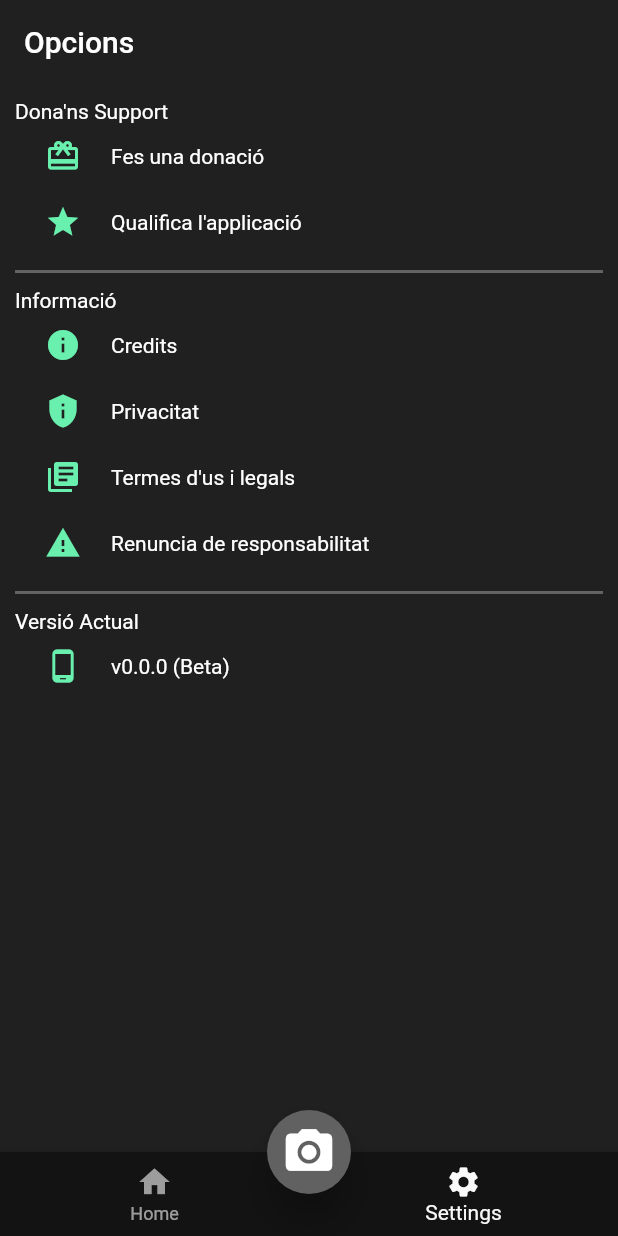
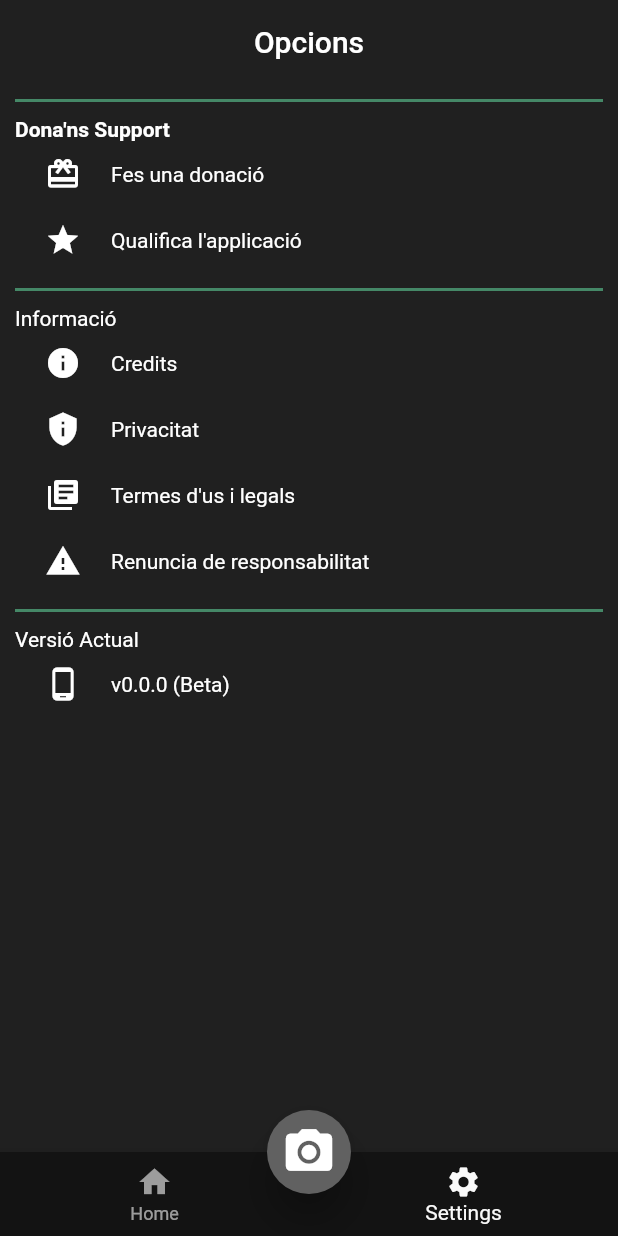
Before and after one commit to erikbg7/Boletify, a Flutter app: the screen it shows after launch, item 2 of the bottom bar chosen, on a phone screen of 412 x 824 dp. Run offline on Flutter 3.47's test engine with Material 2 defaults, Android fonts, the phone set to English and light mode, and no system bars; our stand-ins replace bloc, cloud_firestore, equatable, firebase_core, flutter_bloc, image_picker; missing offline and left inert: tflite; accounts and stored records are empty.

Commit message:
Style fixes in settings :recycle:

```diff
--- a/lib/screens/settings/settings_screen.dart
+++ b/lib/screens/settings/settings_screen.dart
@@ -22,7 +22,7 @@ class SettingItem extends StatelessWidget {
         child: Row(
           children: [
             SizedBox(width: 20),
-            Icon(item.icon, color: Colors.greenAccent),
+            Icon(item.icon),
             SizedBox(width: 20),
             Text(item.text),
           ],
@@ -38,7 +38,7 @@ class SettingsSplitter extends StatelessWidget {
     return Container(
         width: double.infinity,
         height: 2,
-        color: Colors.white30,
+        color: Colors.greenAccent.withOpacity(0.5),
         margin: EdgeInsets.symmetric(vertical: 10));
   }
 }
@@ -47,16 +47,17 @@ class SettingsScreen extends StatelessWidget {
   @override
   Widget build(BuildContext context) {
     return Scaffold(
-      appBar: AppBar(title: Text("Opcions")),
+      appBar: AppBar(title: Center(child: Text("Opcions"))),
       body: Container(
-        padding: EdgeInsets.all(10),
+        padding: EdgeInsets.symmetric(horizontal: 10),
         height: double.infinity,
         width: double.infinity,
         child: Center(
           child: Column(
             crossAxisAlignment: CrossAxisAlignment.start,
             children: [
-              Text("Dona'ns Support"),
+              SettingsSplitter(),
+              Text("Dona'ns Support", style: TextStyle(fontWeight: FontWeight.bold),),
               SettingItem(item: itemFromSettings(Settings.donate)),
               SettingItem(item: itemFromSettings(Settings.rate)),
               SettingsSplitter(),
```
